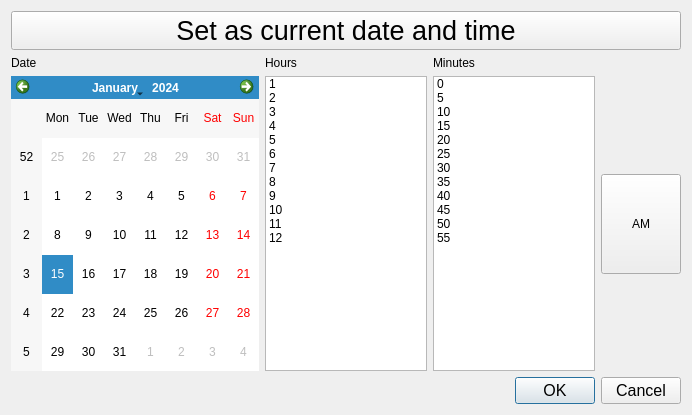
Qt form src/plugin/ui_datatimerpicker.ui (NathanW2/qmap) before a commit.
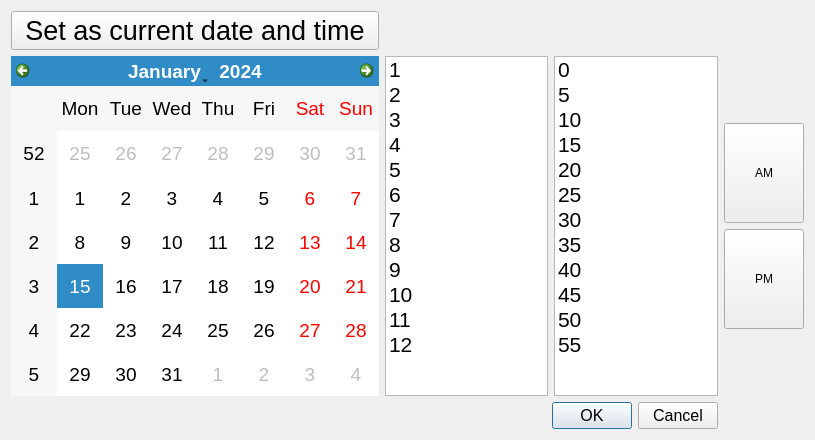
The same form after that commit.

Commit message: Update UI of datetime picker

Diff of the .ui file:
```diff
--- a/src/plugin/ui_datatimerpicker.ui
+++ b/src/plugin/ui_datatimerpicker.ui
@@ -6,8 +6,8 @@
    <rect>
     <x>0</x>
     <y>0</y>
-    <width>692</width>
-    <height>415</height>
+    <width>815</width>
+    <height>440</height>
    </rect>
   </property>
   <property name="sizePolicy">
@@ -24,8 +24,8 @@
 QPushButton { font: 75 20pt &quot;Tahoma&quot;; }
 </string>
   </property>
-  <layout class="QGridLayout" name="gridLayout">
-   <item row="0" column="0" colspan="4">
+  <layout class="QGridLayout" name="gridLayout_2">
+   <item row="0" column="0">
     <widget class="QPushButton" name="setasnowbutton">
      <property name="font">
       <font>
@@ -41,37 +41,22 @@
      </property>
     </widget>
    </item>
-   <item row="1" column="0">
-    <widget class="QLabel" name="label_3">
-     <property name="text">
-      <string>Date</string>
-     </property>
-     <property name="buddy">
-      <cstring>datepicker</cstring>
-     </property>
-    </widget>
-   </item>
-   <item row="1" column="1">
+   <item row="0" column="1">
     <widget class="QLabel" name="label">
-     <property name="text">
-      <string>Hours</string>
+     <property name="font">
+      <font>
+       <pointsize>20</pointsize>
+      </font>
      </property>
-     <property name="buddy">
-      <cstring>hourpicker</cstring>
-     </property>
-    </widget>
-   </item>
-   <item row="1" column="2">
-    <widget class="QLabel" name="label_2">
      <property name="text">
-      <string>Minutes</string>
+      <string/>
      </property>
      <property name="buddy">
       <cstring>minutepicker</cstring>
      </property>
     </widget>
    </item>
-   <item row="2" column="0">
+   <item row="1" column="0">
     <widget class="QCalendarWidget" name="datepicker">
      <property name="sizePolicy">
       <sizepolicy hsizetype="Expanding" vsizetype="Expanding">
@@ -79,10 +64,32 @@
        <verstretch>0</verstretch>
       </sizepolicy>
      </property>
+     <property name="font">
+      <font>
+       <pointsize>14</pointsize>
+      </font>
+     </property>
     </widget>
    </item>
-   <item row="2" column="1">
+   <item row="1" column="1">
+    <layout class="QGridLayout" name="gridLayout">
+     <item row="0" column="0">
     <widget class="QListWidget" name="hourpicker">
+       <property name="sizePolicy">
+        <sizepolicy hsizetype="Preferred" vsizetype="Expanding">
+         <horstretch>0</horstretch>
+         <verstretch>0</verstretch>
+        </sizepolicy>
+       </property>
+       <property name="font">
+        <font>
+         <family>Tahoma</family>
+         <pointsize>16</pointsize>
+         <weight>9</weight>
+         <italic>false</italic>
+         <bold>false</bold>
+        </font>
+       </property>
      <property name="styleSheet">
       <string notr="true">font: 75 12pt &quot;Tahoma&quot;;</string>
      </property>
@@ -148,8 +155,19 @@
      </item>
     </widget>
    </item>
-   <item row="2" column="2">
+     <item row="0" column="1">
     <widget class="QListWidget" name="minutepicker">
+       <property name="sizePolicy">
+        <sizepolicy hsizetype="Preferred" vsizetype="Expanding">
+         <horstretch>0</horstretch>
+         <verstretch>0</verstretch>
+        </sizepolicy>
+       </property>
+       <property name="font">
+        <font>
+         <pointsize>16</pointsize>
+        </font>
+       </property>
      <item>
       <property name="text">
        <string>0</string>
@@ -212,7 +230,9 @@
      </item>
     </widget>
    </item>
-   <item row="2" column="3">
+    </layout>
+   </item>
+   <item row="1" column="2">
     <layout class="QVBoxLayout" name="verticalLayout">
      <item>
       <spacer name="verticalSpacer_2">
@@ -249,6 +269,28 @@
        </property>
       </widget>
      </item>
+     <item>
+      <widget class="QPushButton" name="pmbutton">
+       <property name="sizePolicy">
+        <sizepolicy hsizetype="Fixed" vsizetype="Fixed">
+         <horstretch>0</horstretch>
+         <verstretch>0</verstretch>
+        </sizepolicy>
+       </property>
+       <property name="minimumSize">
+        <size>
+         <width>0</width>
+         <height>100</height>
+        </size>
+       </property>
+       <property name="text">
+        <string>PM</string>
+       </property>
+       <property name="checkable">
+        <bool>true</bool>
+       </property>
+      </widget>
+     </item>
      <item>
       <spacer name="verticalSpacer">
        <property name="orientation">
@@ -264,17 +306,20 @@
      </item>
     </layout>
    </item>
-   <item row="3" column="0" colspan="4">
+   <item row="2" column="0" colspan="2">
     <widget class="QDialogButtonBox" name="buttonBox">
      <property name="font">
       <font>
        <family>Tahoma</family>
        <pointsize>12</pointsize>
-       <weight>9</weight>
+       <weight>50</weight>
        <italic>false</italic>
        <bold>false</bold>
       </font>
      </property>
+     <property name="layoutDirection">
+      <enum>Qt::LeftToRight</enum>
+     </property>
      <property name="standardButtons">
       <set>QDialogButtonBox::Cancel|QDialogButtonBox::Ok</set>
      </property>
```
Left out of the diff: 10 changed lines with no effect on the pictures. Lines whose indentation alone changed are shown as unchanged. The commit also changes 1 other file.
